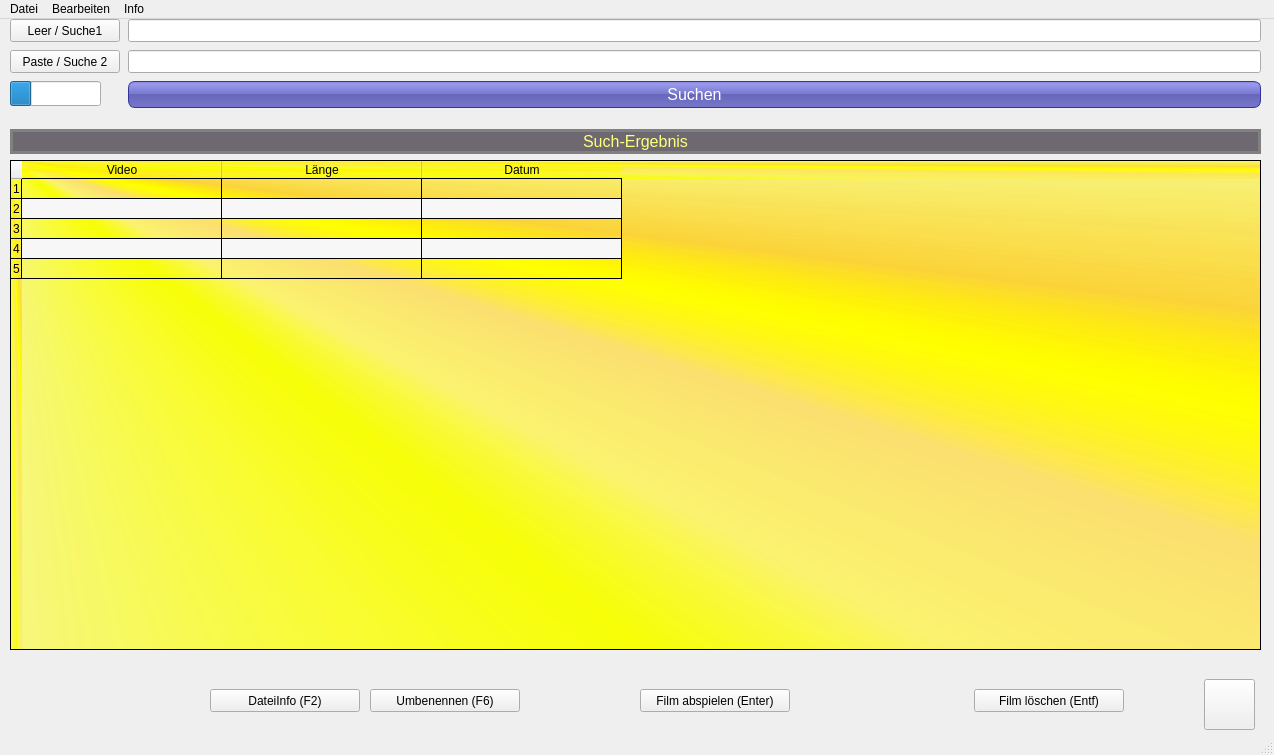
This is VidSuchUI.ui in ruegi/vidsuch as Qt 5 draws it before an edit. The edited form follows.
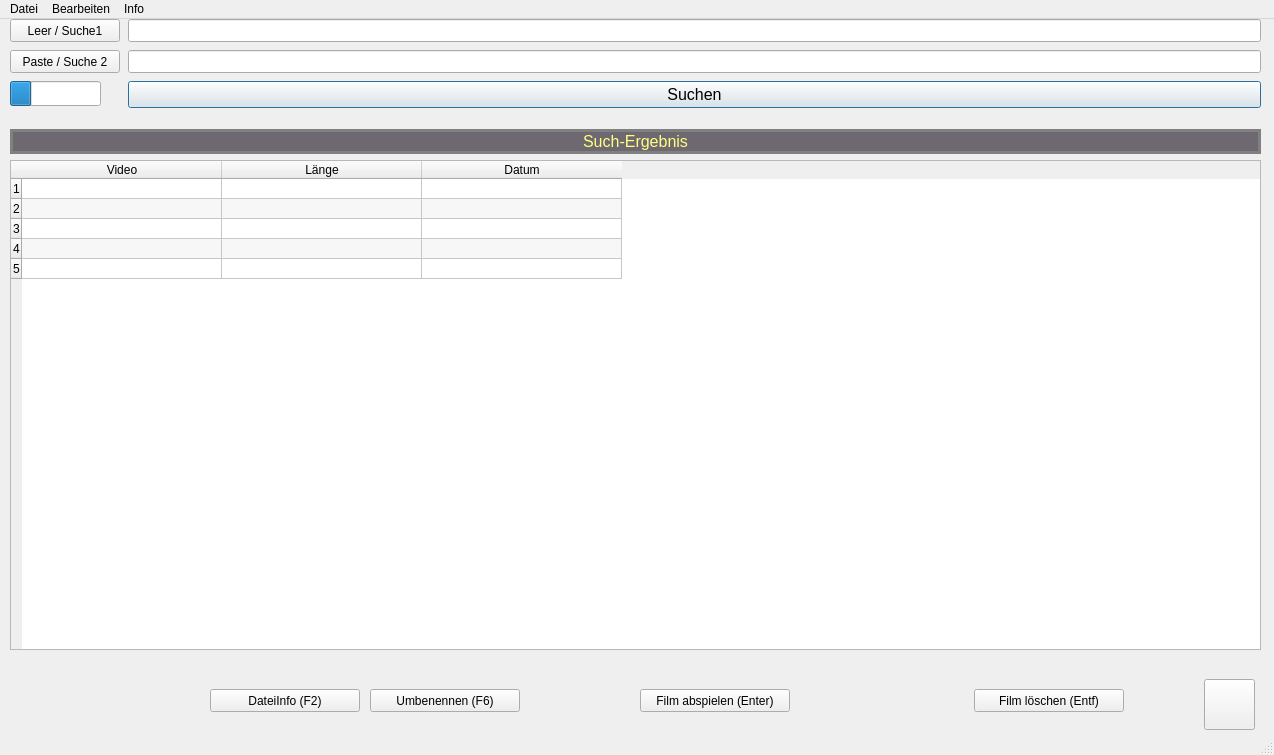
This is the edited form. Icons and pictures are not drawn.

```diff
--- a/VidSuchUI.ui
+++ b/VidSuchUI.ui
@@ -98,8 +98,7 @@
         <bool>true</bool>
        </property>
        <property name="styleSheet">
-        <string notr="true">background-color:   qconicalgradient(cx:0, cy:0, angle:135, stop:0 rgba(255, 255, 0, 69), stop:0.375 rgba(255, 255, 0, 69), stop:0.423533 rgba(251, 255, 0, 145), stop:0.45 rgba(247, 255, 0, 208), stop:0.477581 rgba(255, 244, 71, 130), stop:0.518717 rgba(255, 218, 71, 130), stop:0.55 rgba(255, 255, 0, 255), stop:0.57754 rgba(255, 203, 0, 130), stop:0.625 rgba(255, 255, 0, 69), stop:1 rgba(255, 255, 0, 69));
-</string>
+        <string notr="true"/>
        </property>
        <property name="frameShape">
         <enum>QFrame::StyledPanel</enum>
@@ -293,18 +292,7 @@
         </font>
        </property>
        <property name="styleSheet">
-        <string notr="true">#btn_suchen{
-color: white;
-background-color: QLinearGradient( x1: 0, y1: 0, x2: 0, y2: 1, stop: 0 #88d, stop: 0.1 #99e, stop: 0.49 #77c, stop: 0.5 #66b, stop: 1 #77c);
-border-width: 1px;
-border-color: #339;
-border-style: solid;
-border-radius: 7;
-padding: 3 px;
-font-size: 14 px;
-padding-left: 5 px;
-padding-right: 5 px;
-}</string>
+        <string notr="true"/>
        </property>
        <property name="text">
         <string>Suchen</string>
```
